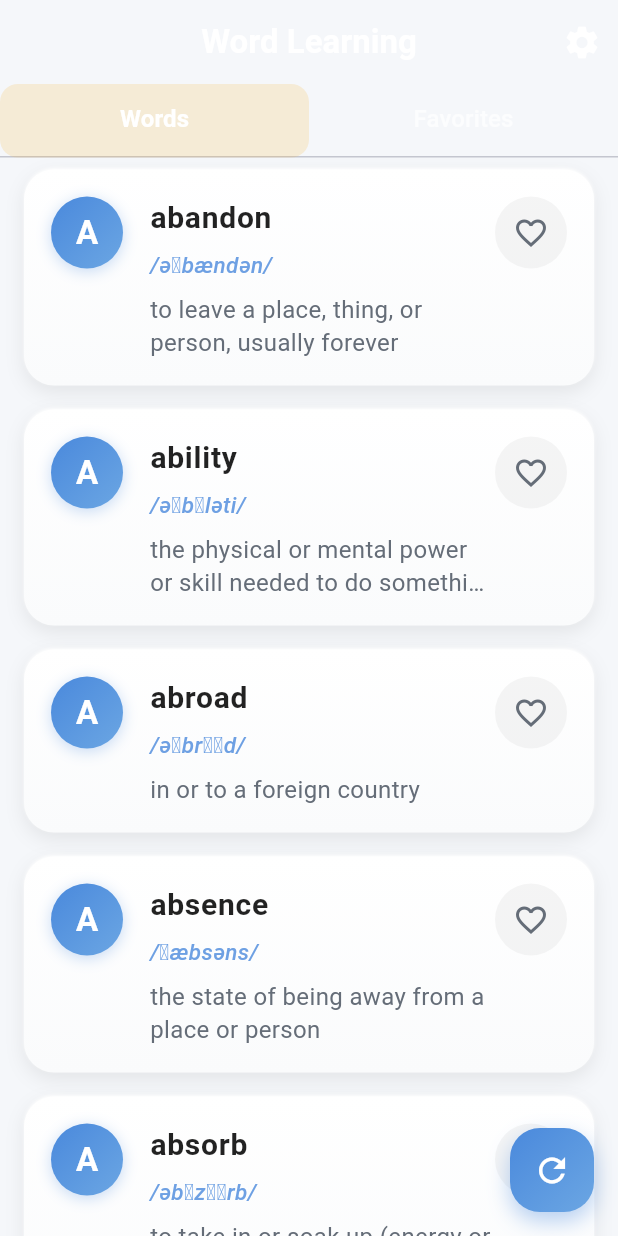
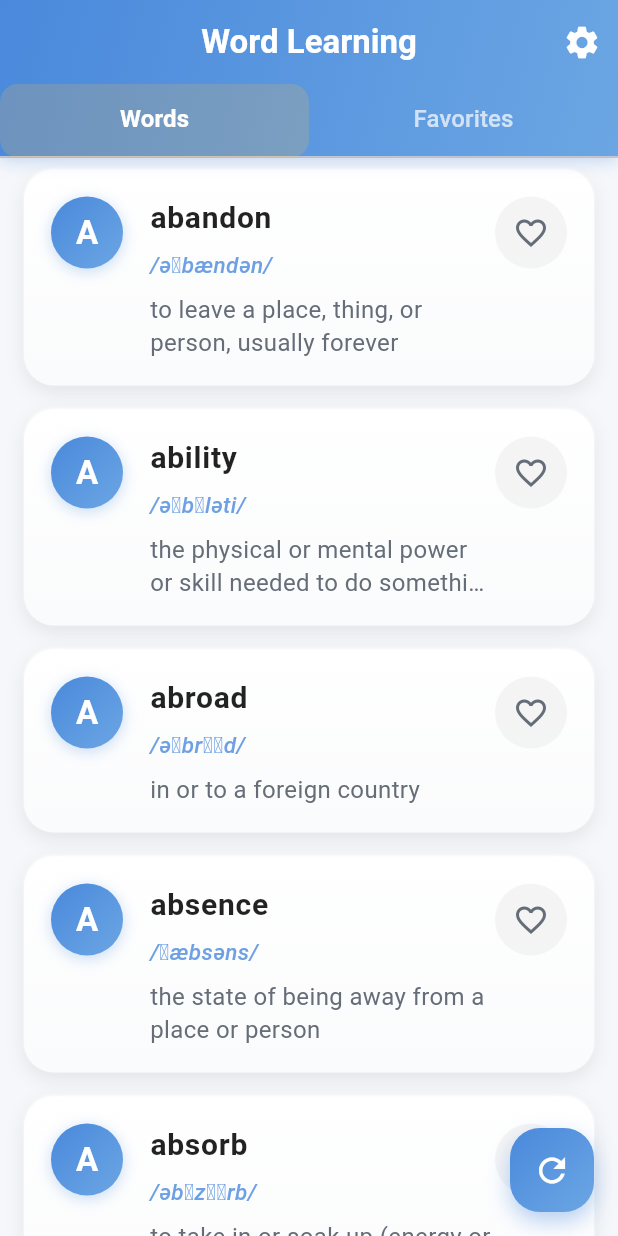
Before and after one commit to zym9863/word_learning, a Flutter app: the screen it shows after launch, on a phone screen of 412 x 824 dp. Run offline on Flutter 3.47's test engine with Material 3 defaults, Android fonts, the phone set to English and light mode, and no system bars; our stand-ins replace shared_preferences; Roboto replaces fonts that are missing (SF Pro Rounded).

Commit message:
Fix Flutter analyzer errors: remove flexibleSpace from AppBarTheme, add AppColors import, fix deprecated withOpacity usage, and resolve syntax issues
Co-authored-by: zym9863 <181298915+zym9863@users.noreply.github.com>

```diff
--- a/lib/main.dart
+++ b/lib/main.dart
@@ -26,18 +26,6 @@ class MyApp extends StatelessWidget {
             elevation: 0,
             backgroundColor: Colors.transparent,
             foregroundColor: Colors.white,
-            flexibleSpace: Container(
-              decoration: BoxDecoration(
-                gradient: AppColors.primaryGradient,
-                boxShadow: [
-                  BoxShadow(
-                    color: AppColors.activeBlue.withOpacity(0.3),
-                    blurRadius: 8,
-                    offset: const Offset(0, 2),
-                  ),
-                ],
-              ),
-            ),
             titleTextStyle: const TextStyle(
               fontFamily: 'SF Pro Rounded',
               fontSize: 22,
@@ -47,11 +35,11 @@ class MyApp extends StatelessWidget {
           ),
           tabBarTheme: TabBarThemeData(
             labelColor: Colors.white,
-            unselectedLabelColor: Colors.white.withOpacity(0.7),
+            unselectedLabelColor: Colors.white.withValues(alpha: 0.7),
             indicatorColor: AppColors.memoryYellow,
             indicatorSize: TabBarIndicatorSize.tab,
             indicator: BoxDecoration(
-              color: AppColors.memoryYellow.withOpacity(0.2),
+              color: AppColors.memoryYellow.withValues(alpha: 0.2),
               borderRadius: BorderRadius.circular(12),
             ),
             labelStyle: const TextStyle(
--- a/lib/screens/word_list_screen.dart
+++ b/lib/screens/word_list_screen.dart
@@ -23,6 +23,18 @@ class _WordListScreenState extends State<WordListScreen> {
       child: Scaffold(
         appBar: AppBar(
           title: const Text('Word Learning'),
+          flexibleSpace: Container(
+            decoration: BoxDecoration(
+              gradient: AppColors.primaryGradient,
+              boxShadow: [
+                BoxShadow(
+                  color: AppColors.activeBlue.withValues(alpha: 0.3),
+                  blurRadius: 8,
+                  offset: const Offset(0, 2),
+                ),
+              ],
+            ),
+          ),
           actions: [
             IconButton(
               icon: const Icon(Icons.settings, size: 26),
@@ -57,7 +69,7 @@ class _WordListScreenState extends State<WordListScreen> {
             borderRadius: BorderRadius.circular(20),
             boxShadow: [
               BoxShadow(
-                color: AppColors.activeBlue.withOpacity(0.4),
+                color: AppColors.activeBlue.withValues(alpha: 0.4),
                 blurRadius: 12,
                 offset: const Offset(0, 6),
               ),
@@ -96,7 +108,7 @@ class _WordListScreenState extends State<WordListScreen> {
         gradient: AppColors.cardGradient,
         boxShadow: [
           BoxShadow(
-            color: Colors.black.withOpacity(0.06),
+            color: Colors.black.withValues(alpha: 0.06),
             blurRadius: 8,
             offset: const Offset(0, 2),
           ),
@@ -124,11 +136,11 @@ class _WordListScreenState extends State<WordListScreen> {
               ? Container(
                   margin: const EdgeInsets.all(8),
                   decoration: BoxDecoration(
-                    color: AppColors.mediumGrey.withOpacity(0.3),
+                    color: AppColors.mediumGrey.withValues(alpha: 0.3),
                     borderRadius: BorderRadius.circular(12),
                   ),
                   child: IconButton(
-                    icon: const Icon(Icons.clear, color: AppColors.darkGrey, size: 18),
+                    icon: Icon(Icons.clear, color: AppColors.darkGrey, size: 18),
                     onPressed: () {
                       _searchController.clear();
                       setState(() {
@@ -146,11 +158,11 @@ class _WordListScreenState extends State<WordListScreen> {
           ),
           enabledBorder: OutlineInputBorder(
             borderRadius: BorderRadius.circular(20),
-            borderSide: BorderSide(color: AppColors.mediumGrey.withOpacity(0.3), width: 1.0),
+            borderSide: BorderSide(color: AppColors.mediumGrey.withValues(alpha: 0.3), width: 1.0),
           ),
           focusedBorder: OutlineInputBorder(
             borderRadius: BorderRadius.circular(20),
-            borderSide: const BorderSide(color: AppColors.activeBlue, width: 2.0),
+            borderSide: BorderSide(color: AppColors.activeBlue, width: 2.0),
           ),
           contentPadding: const EdgeInsets.symmetric(vertical: 16.0, horizontal: 20.0),
         ),
@@ -172,7 +184,7 @@ class _WordListScreenState extends State<WordListScreen> {
     return Consumer<WordProvider>(
       builder: (ctx, wordProvider, child) {
         if (wordProvider.isLoading) {
-          return const Center(child: CircularProgressIndicator(valueColor: AlwaysStoppedAnimation<Color>(AppColors.activeBlue)));
+          return Center(child: CircularProgressIndicator(valueColor: AlwaysStoppedAnimation<Color>(AppColors.activeBlue)));
         }
 
         var words = showFavorites ? wordProvider.favoriteWords : wordProvider.words;
@@ -198,7 +210,7 @@ class _WordListScreenState extends State<WordListScreen> {
                     decoration: BoxDecoration(
                       gradient: showFavorites
                           ? LinearGradient(
-                              colors: [AppColors.errorRed.withOpacity(0.1), AppColors.lightRed.withOpacity(0.1)],
+                              colors: [AppColors.errorRed.withValues(alpha: 0.1), AppColors.lightRed.withValues(alpha: 0.1)],
                               begin: Alignment.topLeft,
                               end: Alignment.bottomRight,
                             )
@@ -206,7 +218,7 @@ class _WordListScreenState extends State<WordListScreen> {
                       shape: BoxShape.circle,
                       boxShadow: [
                         BoxShadow(
-                          color: (showFavorites ? AppColors.errorRed : AppColors.activeBlue).withOpacity(0.2),
+                          color: (showFavorites ? AppColors.errorRed : AppColors.activeBlue).withValues(alpha: 0.2),
                           blurRadius: 20,
                           offset: const Offset(0, 10),
                         ),
@@ -268,12 +280,12 @@ class _WordListScreenState extends State<WordListScreen> {
                       gradient: AppColors.cardGradient,
                       boxShadow: [
                         BoxShadow(
-                          color: Colors.black.withOpacity(0.08),
+                          color: Colors.black.withValues(alpha: 0.08),
                           blurRadius: 10,
                           offset: const Offset(0, 4),
                         ),
                         BoxShadow(
-                          color: Colors.white.withOpacity(0.9),
+                          color: Colors.white.withValues(alpha: 0.9),
                           blurRadius: 1,
                           offset: const Offset(0, -1),
                         ),
@@ -283,8 +295,8 @@ class _WordListScreenState extends State<WordListScreen> {
                       color: Colors.transparent,
                       child: InkWell(
                         borderRadius: BorderRadius.circular(20),
-                        splashColor: AppColors.activeBlue.withOpacity(0.1),
-                        highlightColor: AppColors.activeBlue.withOpacity(0.05),
+                        splashColor: AppColors.activeBlue.withValues(alpha: 0.1),
+                        highlightColor: AppColors.activeBlue.withValues(alpha: 0.05),
                         onTap: () {
                           Navigator.of(context).push(
                             MaterialPageRoute(
@@ -306,7 +318,7 @@ class _WordListScreenState extends State<WordListScreen> {
                                   shape: BoxShape.circle,
                                   boxShadow: [
                                     BoxShadow(
-                                      color: AppColors.activeBlue.withOpacity(0.3),
+                                      color: AppColors.activeBlue.withValues(alpha: 0.3),
                                       blurRadius: 8,
                                       offset: const Offset(0, 2),
                                     ),
@@ -346,7 +358,7 @@ class _WordListScreenState extends State<WordListScreen> {
                                       style: TextStyle(
                                         fontSize: 15,
                                         fontStyle: FontStyle.italic,
-                                        color: AppColors.activeBlue.withOpacity(0.8),
+                                        color: AppColors.activeBlue.withValues(alpha: 0.8),
                                         fontFamily: 'SF Pro Rounded',
                                         fontWeight: FontWeight.w500,
                                       ),
@@ -371,8 +383,8 @@ class _WordListScreenState extends State<WordListScreen> {
                                 decoration: BoxDecoration(
                                   shape: BoxShape.circle,
                                   color: word.isFavorite
-                                      ? AppColors.errorRed.withOpacity(0.1)
-                                      : Colors.grey.withOpacity(0.1),
+                                      ? AppColors.errorRed.withValues(alpha: 0.1)
+                                      : Colors.grey.withValues(alpha: 0.1),
                                 ),
                                 child: IconButton(
                                   icon: Icon(
```
Also changed, not shown: lib/screens/settings_screen.dart (+28 -14 lines), lib/screens/word_detail_screen.dart (+24 -12 lines).
